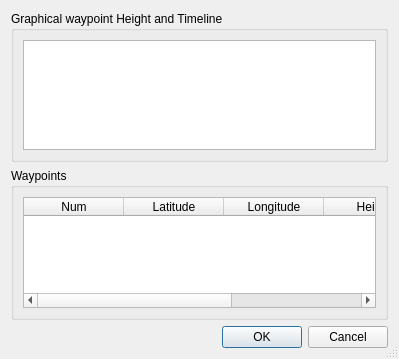
openpilot/OpenPilot, file ground/src/plugins/opmap/opmap_waypointeditor_dialog.ui: the form before one commit.
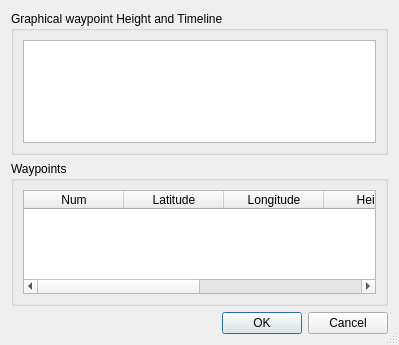
The form after the commit. Icons and pictures are not drawn.

```diff
--- a/ground/src/plugins/opmap/opmap_waypointeditor_dialog.ui
+++ b/ground/src/plugins/opmap/opmap_waypointeditor_dialog.ui
@@ -7,13 +7,19 @@
     <x>0</x>
     <y>0</y>
     <width>399</width>
-    <height>359</height>
+    <height>345</height>
    </rect>
   </property>
+  <property name="sizePolicy">
+   <sizepolicy hsizetype="Preferred" vsizetype="Preferred">
+    <horstretch>0</horstretch>
+    <verstretch>0</verstretch>
+   </sizepolicy>
+  </property>
   <property name="minimumSize">
    <size>
     <width>300</width>
-    <height>260</height>
+    <height>0</height>
    </size>
   </property>
   <property name="windowTitle">
@@ -41,12 +47,24 @@
    </item>
    <item>
     <widget class="QGroupBox" name="groupBoxWaypoints">
+     <property name="minimumSize">
+      <size>
+       <width>0</width>
+       <height>130</height>
+      </size>
+     </property>
      <property name="title">
       <string>Waypoints</string>
      </property>
      <layout class="QGridLayout" name="gridLayout_2">
       <item row="0" column="0">
        <widget class="QTableWidget" name="tableWidgetWaypoints">
+        <property name="minimumSize">
+         <size>
+          <width>0</width>
+          <height>0</height>
+         </size>
+        </property>
         <property name="dragEnabled">
          <bool>true</bool>
         </property>
@@ -78,7 +96,12 @@
         </column>
         <column>
          <property name="text">
-          <string>Relative Time</string>
+          <string>Time</string>
+         </property>
+        </column>
+        <column>
+         <property name="text">
+          <string>Pause Time</string>
          </property>
         </column>
        </widget>
```
